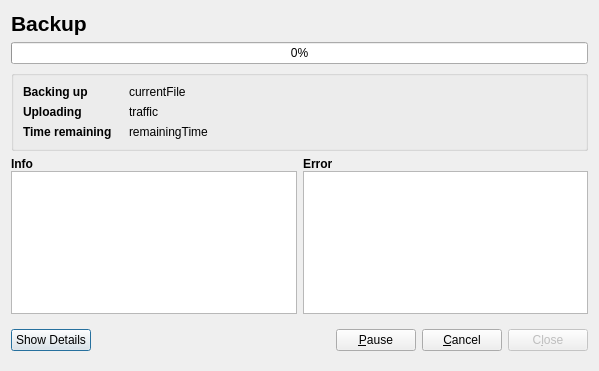
Old version of the form src/gui/traffic_progress_dialog.ui in the repository stepping-stone/sepiola.
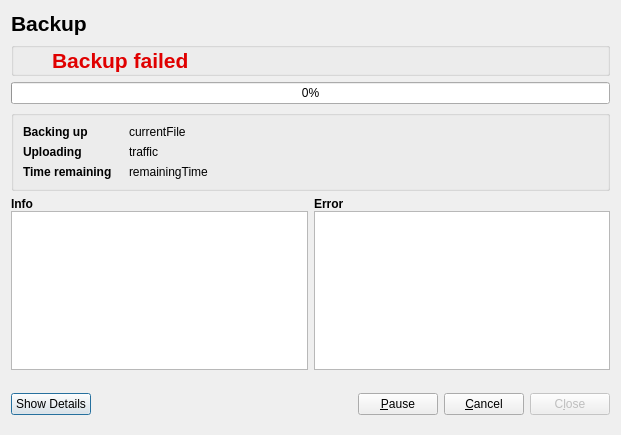
New version of the form. Icons and pictures are not drawn.

Diff of the .ui file:
```diff
--- a/src/gui/traffic_progress_dialog.ui
+++ b/src/gui/traffic_progress_dialog.ui
@@ -8,8 +8,8 @@
    <rect>
     <x>0</x>
     <y>0</y>
-    <width>599</width>
-    <height>371</height>
+    <width>621</width>
+    <height>435</height>
    </rect>
   </property>
   <property name="windowTitle" >
@@ -63,6 +63,85 @@
      </item>
     </layout>
    </item>
+   <item>
+    <widget class="QGroupBox" name="groupBoxFinalStatus" >
+     <property name="flat" >
+      <bool>true</bool>
+     </property>
+     <layout class="QHBoxLayout" >
+      <property name="spacing" >
+       <number>6</number>
+      </property>
+      <property name="margin" >
+       <number>0</number>
+      </property>
+      <item>
+       <widget class="QLabel" name="label_iconFinalStatus" >
+        <property name="sizePolicy" >
+         <sizepolicy vsizetype="Fixed" hsizetype="Fixed" >
+          <horstretch>32</horstretch>
+          <verstretch>32</verstretch>
+         </sizepolicy>
+        </property>
+        <property name="maximumSize" >
+         <size>
+          <width>32</width>
+          <height>32</height>
+         </size>
+        </property>
+        <property name="font" >
+         <font>
+          <weight>75</weight>
+          <bold>true</bold>
+         </font>
+        </property>
+        <property name="text" >
+         <string/>
+        </property>
+        <property name="pixmap" >
+         <pixmap resource="resources/screen.qrc" >:/main/sign_error.svg</pixmap>
+        </property>
+        <property name="scaledContents" >
+         <bool>true</bool>
+        </property>
+        <property name="alignment" >
+         <set>Qt::AlignLeading|Qt::AlignLeft|Qt::AlignVCenter</set>
+        </property>
+       </widget>
+      </item>
+      <item>
+       <widget class="QLabel" name="label_finalStatus" >
+        <property name="font" >
+         <font>
+          <pointsize>16</pointsize>
+          <weight>75</weight>
+          <bold>true</bold>
+         </font>
+        </property>
+        <property name="styleSheet" >
+         <string notr="true" >color: rgb(224, 0, 0);</string>
+        </property>
+        <property name="text" >
+         <string>Backup failed</string>
+        </property>
+       </widget>
+      </item>
+      <item>
+       <spacer>
+        <property name="orientation" >
+         <enum>Qt::Horizontal</enum>
+        </property>
+        <property name="sizeHint" stdset="0" >
+         <size>
+          <width>40</width>
+          <height>20</height>
+         </size>
+        </property>
+       </spacer>
+      </item>
+     </layout>
+    </widget>
+   </item>
    <item>
     <widget class="QProgressBar" name="progressBar" >
      <property name="value" >
@@ -86,7 +165,7 @@
        <number>6</number>
       </property>
       <item row="0" column="0" >
-       <widget class="QLabel" name="labelText_BackupStep" >
+       <widget class="QLabel" name="labelKey_info1" >
         <property name="minimumSize" >
          <size>
           <width>100</width>
@@ -105,14 +184,26 @@
        </widget>
       </item>
       <item row="0" column="1" >
-       <widget class="QLabel" name="label_currentFile" >
+       <widget class="QLabel" name="label_info1" >
+        <property name="sizePolicy" >
+         <sizepolicy vsizetype="Preferred" hsizetype="Fixed" >
+          <horstretch>0</horstretch>
+          <verstretch>0</verstretch>
+         </sizepolicy>
+        </property>
+        <property name="maximumSize" >
+         <size>
+          <width>400</width>
+          <height>16777215</height>
+         </size>
+        </property>
         <property name="text" >
          <string>currentFile</string>
         </property>
        </widget>
       </item>
       <item row="1" column="0" >
-       <widget class="QLabel" name="labelText_Uploading" >
+       <widget class="QLabel" name="labelKey_info2" >
         <property name="font" >
          <font>
           <weight>75</weight>
@@ -125,7 +216,7 @@
        </widget>
       </item>
       <item row="2" column="0" >
-       <widget class="QLabel" name="labelText_remainingTime" >
+       <widget class="QLabel" name="labelKey_info3" >
         <property name="font" >
          <font>
           <weight>75</weight>
@@ -138,7 +229,13 @@
        </widget>
       </item>
       <item row="2" column="1" >
-       <widget class="QLabel" name="label_remainingTime" >
+       <widget class="QLabel" name="label_info3" >
+        <property name="maximumSize" >
+         <size>
+          <width>400</width>
+          <height>16777215</height>
+         </size>
+        </property>
         <property name="text" >
          <string>remainingTime</string>
         </property>
@@ -158,7 +255,13 @@
        </spacer>
       </item>
       <item row="1" column="1" >
-       <widget class="QLabel" name="label_trafic" >
+       <widget class="QLabel" name="label_info2" >
+        <property name="maximumSize" >
+         <size>
+          <width>400</width>
+          <height>16777215</height>
+         </size>
+        </property>
         <property name="text" >
          <string>traffic</string>
         </property>
@@ -188,7 +291,7 @@
         </widget>
        </item>
        <item>
-        <widget class="QTextEdit" name="textEditOutput" />
+        <widget class="QTextEdit" name="textEditInfo" />
        </item>
       </layout>
      </item>
```
Left out of the diff: 23 changed lines with no effect on the pictures.
